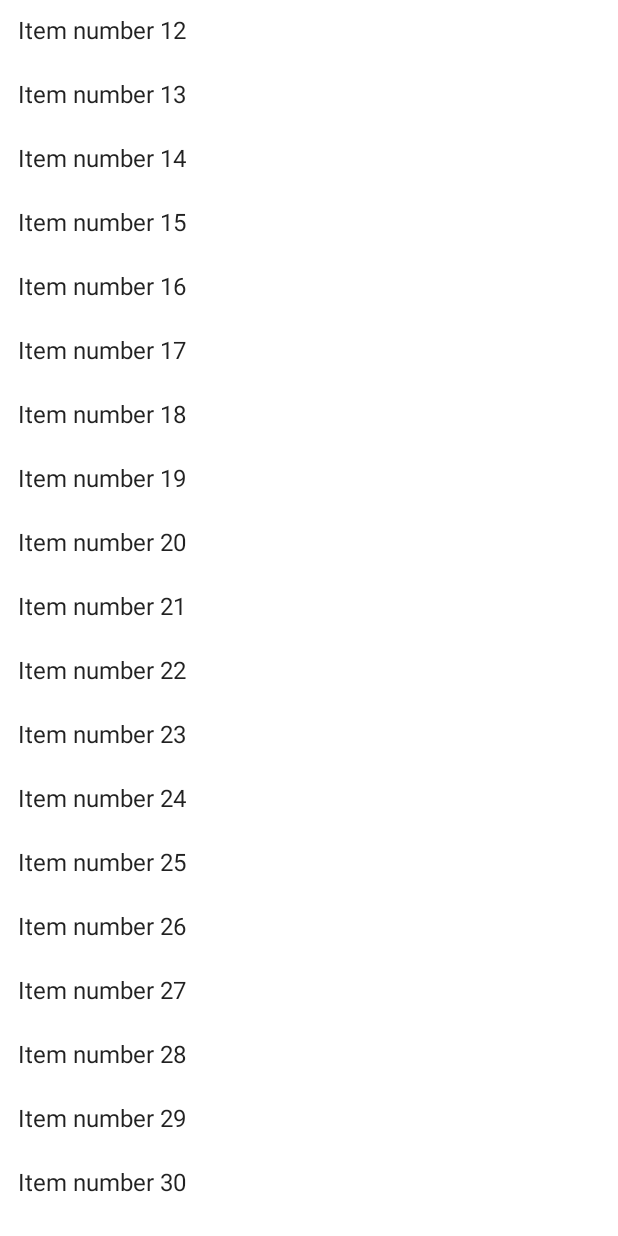
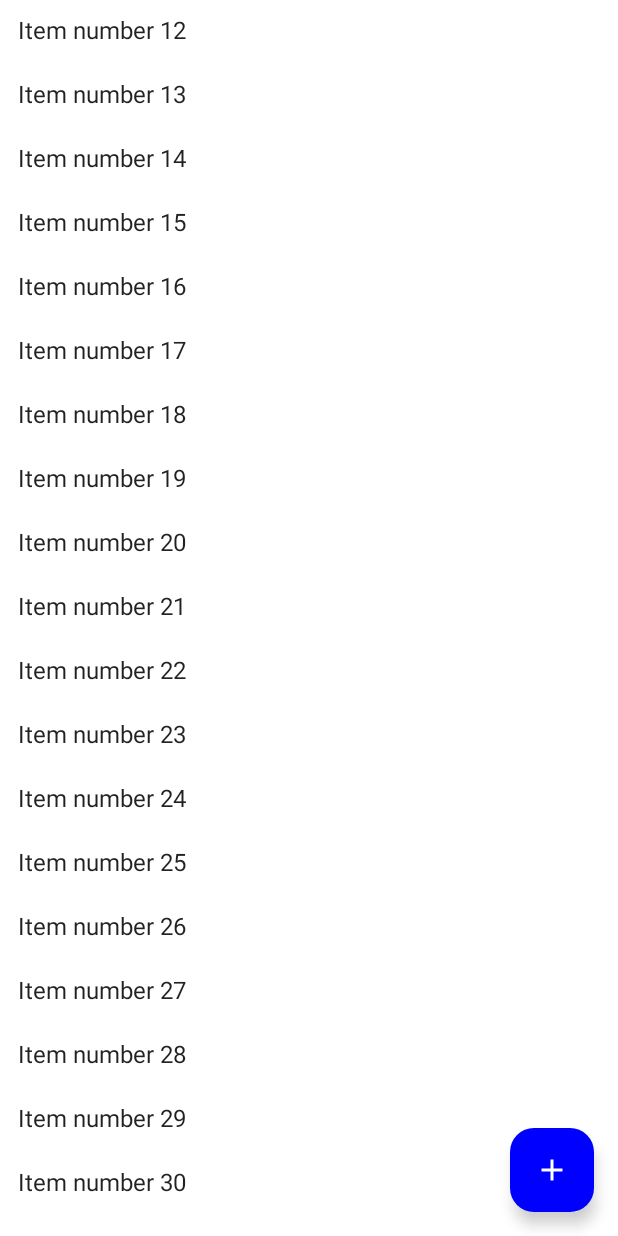
Before and after one commit to aditya-bhawsar/Compose_Collapsing_Toolbar, an Android app built with Jetpack Compose: the screen it shows after launch (MainActivity), scrolled down 576 dp, on a phone screen of 412 x 824 dp. Run offline under Robolectric (Android 15) with nearby library versions, the phone set to English and light mode, and no system bars.

Commit message:
Added A Extended FAB to main screen

```diff
--- a/app/src/main/java/com/aditya/composecollapsingtoolbar/MainActivity.kt
+++ b/app/src/main/java/com/aditya/composecollapsingtoolbar/MainActivity.kt
@@ -3,9 +3,12 @@ package com.aditya.composecollapsingtoolbar
 import android.os.Bundle
 import androidx.activity.ComponentActivity
 import androidx.activity.compose.setContent
+import androidx.compose.animation.ExperimentalAnimationApi
 import com.aditya.composecollapsingtoolbar.ui.theme.ComposeCollapsingToolbarTheme
 
+@ExperimentalAnimationApi
 class MainActivity : ComponentActivity() {
+
     override fun onCreate(savedInstanceState: Bundle?) {
         super.onCreate(savedInstanceState)
         setContent {
--- a/app/src/main/java/com/aditya/composecollapsingtoolbar/MainScreen.kt
+++ b/app/src/main/java/com/aditya/composecollapsingtoolbar/MainScreen.kt
@@ -1,5 +1,6 @@
 package com.aditya.composecollapsingtoolbar
 
+import androidx.compose.animation.ExperimentalAnimationApi
 import androidx.compose.animation.core.LinearOutSlowInEasing
 import androidx.compose.animation.core.animateFloatAsState
 import androidx.compose.animation.core.tween
@@ -17,15 +18,18 @@ import androidx.compose.ui.input.nestedscroll.NestedScrollSource
 import androidx.compose.ui.input.nestedscroll.nestedScroll
 import androidx.compose.ui.platform.LocalDensity
 import androidx.compose.ui.unit.dp
+import com.aditya.composecollapsingtoolbar.components.MainScreenFab
 import com.aditya.composecollapsingtoolbar.components.MainScreenList
 import com.aditya.composecollapsingtoolbar.components.MainScreenTopBar
 
+@ExperimentalAnimationApi
 @Composable
 fun MainScreen() {
 
     val topbarHeight = 64.dp
     val topbarHeightPx = with(LocalDensity.current) { topbarHeight.roundToPx().toFloat() }
     var topbarOffsetState by remember { mutableStateOf(0f) }
+    var showText by remember { mutableStateOf(true) }
     val topbarOffsetHeightAnim by animateFloatAsState(
         targetValue = topbarOffsetState,
         animationSpec = tween(
@@ -45,6 +49,20 @@ fun MainScreen() {
                 topbarOffsetState = changedOffset.coerceIn(-topbarHeightPx, 0f)
                 return Offset.Zero
             }
+
+            override fun onPostScroll(
+                consumed: Offset,
+                available: Offset,
+                source: NestedScrollSource
+            ): Offset {
+                if (consumed.y < -15f) {
+                    showText = false
+                }
+                if (consumed.y > 15f) {
+                    showText = true
+                }
+                return Offset.Zero
+            }
         }
     }
 
@@ -59,5 +77,7 @@ fun MainScreen() {
             topbarHeight = topbarHeight,
             topbarOffsetHeightAnim = topbarOffsetHeightAnim
         )
+
+        MainScreenFab(textVisible = showText)
     }
 }
--- a/app/src/main/java/com/aditya/composecollapsingtoolbar/components/MainScreenFab.kt
+++ b/app/src/main/java/com/aditya/composecollapsingtoolbar/components/MainScreenFab.kt
@@ -1,7 +1,70 @@
 package com.aditya.composecollapsingtoolbar.components
 
+import androidx.compose.animation.AnimatedVisibility
+import androidx.compose.animation.ExperimentalAnimationApi
+import androidx.compose.animation.fadeIn
+import androidx.compose.animation.fadeOut
+import androidx.compose.foundation.layout.Arrangement
+import androidx.compose.foundation.layout.Box
+import androidx.compose.foundation.layout.Column
+import androidx.compose.foundation.layout.Row
+import androidx.compose.foundation.layout.Spacer
+import androidx.compose.foundation.layout.fillMaxSize
+import androidx.compose.foundation.layout.padding
+import androidx.compose.foundation.shape.RoundedCornerShape
+import androidx.compose.material.FloatingActionButton
+import androidx.compose.material.Icon
+import androidx.compose.material.Text
+import androidx.compose.material.icons.Icons.Filled
+import androidx.compose.material.icons.filled.Add
 import androidx.compose.runtime.Composable
+import androidx.compose.ui.Alignment
+import androidx.compose.ui.Modifier
+import androidx.compose.ui.graphics.Color
+import androidx.compose.ui.text.TextStyle
+import androidx.compose.ui.unit.dp
 
+@ExperimentalAnimationApi
 @Composable
-fun MainScreenFab() {
+fun MainScreenFab(
+    textVisible: Boolean
+) {
+    Column(
+        modifier = Modifier.fillMaxSize(),
+        verticalArrangement = Arrangement.Bottom,
+        horizontalAlignment = Alignment.End
+    ) {
+        FloatingActionButton(
+            onClick = {},
+            modifier = Modifier.padding(16.dp),
+            shape = RoundedCornerShape(16.dp),
+            backgroundColor = Color.Blue
+        ) {
+            Box(
+                modifier = Modifier.padding(horizontal = 16.dp),
+                contentAlignment = Alignment.Center
+            ) {
+                Row(verticalAlignment = Alignment.CenterVertically) {
+                    Icon(
+                        modifier = Modifier.padding(vertical = 16.dp),
+                        imageVector = Filled.Add,
+                        tint = Color.White,
+                        contentDescription = "Add"
+                    )
+                    AnimatedVisibility(
+                        visible = textVisible,
+                        enter = fadeIn(),
+                        exit = fadeOut()
+                    ) {
+                        Spacer(modifier = Modifier.padding(6.dp))
+                        Text(
+                            modifier = Modifier.padding(vertical = 16.dp),
+                            text = " Add item",
+                            style = TextStyle(color = Color.White)
+                        )
+                    }
+                }
+            }
+        }
+    }
 }
```
